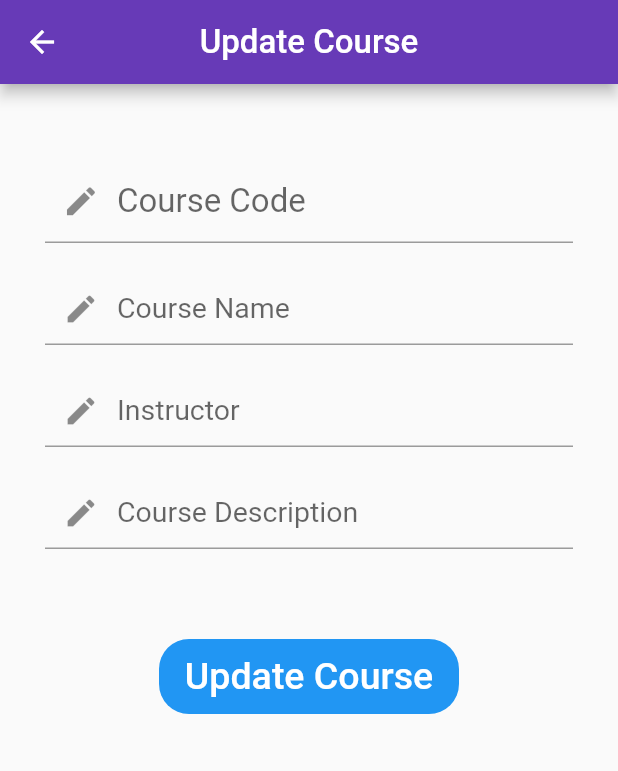
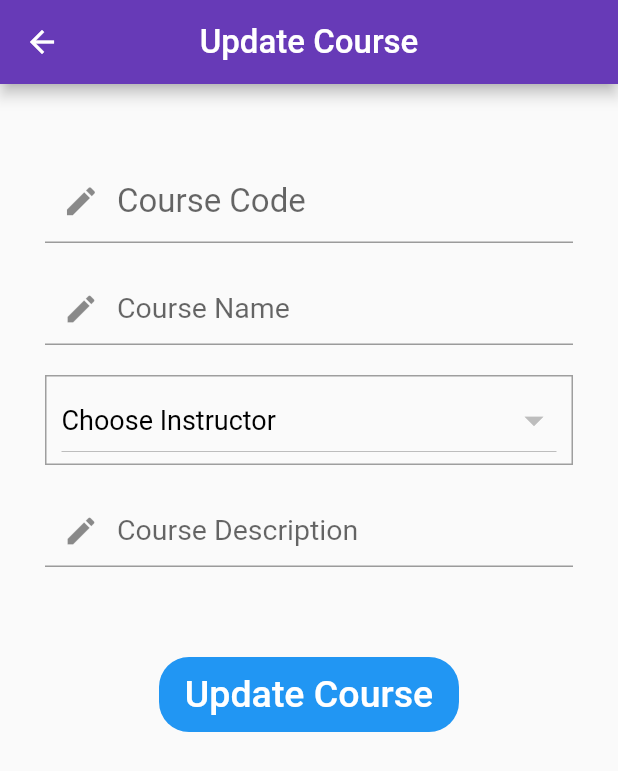
Before and after one commit to Maitha101/VirtuLab30.0, a Flutter app: the AdminEditCourse screen opened directly, after a tap on "Update Course", on a phone screen of 412 x 824 dp. Shown: the top 771 px of the screen. Run offline on Flutter 3.47's test engine with Material 2 defaults, Android fonts, the phone set to English and light mode, and no system bars; our stand-ins replace email_validator, firebase_auth, firebase_core, firebase_database, shared_preferences; missing offline and left inert: flappy_search_bar, flutter_password_strength, percent_indicator_nullsafe; accounts and stored records are empty.

Commit message:
admin add course, courses, edit courses, inst contact suuport, course select, settings, create cs form, edit steps, stu courses

```diff
--- a/lib/administrator/admin_edit_courses.dart
+++ b/lib/administrator/admin_edit_courses.dart
@@ -1,5 +1,6 @@
 import 'package:firebase_database/firebase_database.dart';
 import 'package:flutter/material.dart';
+import 'package:virtulab/functions/database.dart';
 import 'package:virtulab/widgets/custom_text.dart';
 
 class AdminEditCourse extends StatefulWidget {
@@ -11,7 +12,11 @@ class AdminEditCourse extends StatefulWidget {
 }
 
 class _AdminEditCourseState extends State<AdminEditCourse> {
-  TextEditingController _nameController , _instIDController , _codeController ,
+  List<String> instructorList = [];
+  String dropDownValue;
+  TextEditingController _nameController,
+      _instIDController,
+      _codeController,
       _descController;
   DatabaseReference _ref;
 
@@ -24,7 +29,23 @@ class _AdminEditCourseState extends State<AdminEditCourse> {
     _instIDController = TextEditingController();
     _ref = FirebaseDatabase.instance.reference().child('course');
     getCourseDetails();
+    getinstructor();
+  }
 
+  void getinstructor() async {
+    firebaseref
+        .child('instructor')
+        .orderByChild('fname')
+        .once()
+        .then((DataSnapshot snapshot) {
+      Map map = snapshot.value;
+      setState(() {
+        map.forEach((key, value) {
+          instructorList
+              .add(value['fname'] + " " + value['lname'] + " " + value['ID']);
+        });
+      });
+    });
   }
 
   @override
@@ -40,7 +61,7 @@ class _AdminEditCourseState extends State<AdminEditCourse> {
         centerTitle: true,
       ),
       body: Padding(
-        padding: const EdgeInsets.symmetric(vertical: 50,horizontal: 30),
+        padding: const EdgeInsets.symmetric(vertical: 50, horizontal: 30),
         child: SingleChildScrollView(
           child: Column(
             children: [
@@ -48,51 +69,87 @@ class _AdminEditCourseState extends State<AdminEditCourse> {
                 style: TextStyle(fontSize: 19),
                 controller: _codeController,
                 decoration: InputDecoration(
-                    hintText:"Course Code",
+                    hintText: "Course Code",
                     contentPadding: EdgeInsets.all(15),
                     hintStyle: TextStyle(fontSize: 22),
-                    prefixIcon: Icon(Icons.edit,size: 25,)
+                    prefixIcon: Icon(
+                      Icons.edit,
+                      size: 25,
+                    )),
               ),
+              SizedBox(
+                height: 20,
               ),
-              SizedBox(height: 20,),
               TextFormField(
                 style: TextStyle(fontSize: 19),
                 controller: _nameController,
                 decoration: InputDecoration(
-                    hintText:"Course Name",
-                    prefixIcon: Icon(Icons.edit)
+                    hintText: "Course Name", prefixIcon: Icon(Icons.edit)),
+              ),
+              SizedBox(
+                height: 20,
+              ),
+              Container(
+                width: double.infinity,
+                height: 60,
+                decoration: BoxDecoration(
+                  border: Border.all(color: Colors.grey),
+                ),
+                child: Padding(
+                  padding: const EdgeInsets.only(left: 10, right: 10, top: 5),
+                  child: DropdownButton(
+                    isExpanded: true,
+                    icon: Icon(
+                      Icons.arrow_drop_down,
+                      size: 30,
+                    ),
+                    hint: CustomText(
+                      text: "Choose Instructor",
+                    ),
+                    items: instructorList
+                        .map<DropdownMenuItem<String>>((String value) {
+                      return DropdownMenuItem<String>(
+                        value: value,
+                        child: Text(
+                          value,
+                          style: TextStyle(fontSize: 24),
+                        ),
+                      );
+                    }).toList(),
+                    value: dropDownValue,
+                    onChanged: (String newValue) {
+                      setState(() {
+                        dropDownValue = newValue;
+                        return dropDownValue;
+                      });
+                    },
                   ),
                 ),
-              SizedBox(height: 20,),
-              TextFormField(
-                style: TextStyle(fontSize: 19),
-                controller: _instIDController,
-                decoration: InputDecoration(
-                    hintText:"Instructor",
-                    prefixIcon: Icon(Icons.edit)
               ),
+              SizedBox(
+                height: 20,
               ),
-              SizedBox(height: 20,),
               TextFormField(
                 style: TextStyle(fontSize: 19),
                 controller: _descController,
                 decoration: InputDecoration(
-                    hintText:"Course Description",
-                    prefixIcon: Icon(Icons.edit)
+                    hintText: "Course Description",
+                    prefixIcon: Icon(Icons.edit)),
               ),
+              SizedBox(
+                height: 60,
               ),
-              SizedBox(height: 60,),
-
               Container(
                 decoration: BoxDecoration(
                     color: Colors.blue,
-                    borderRadius: BorderRadius.circular(20)
-                ),
+                    borderRadius: BorderRadius.circular(20)),
                 height: 50,
                 width: 200,
-                child: TextButton(onPressed: (){
-                  saveCourse();
-                }, child: CustomText(
+                child: TextButton(
+                    onPressed: () {
+                      saveCourse(dropDownValue);
+                    },
+                    child: CustomText(
                       text: "Update Course",
                       fontSize: 25,
                       color: Colors.white,
@@ -109,26 +166,31 @@ class _AdminEditCourseState extends State<AdminEditCourse> {
     DataSnapshot snapshot = await _ref.child(widget.courseKey).once();
     Map course = snapshot.value;
     _instIDController.text = course['instID'];
-    _nameController.text   = course['name'];
-    _codeController.text   =  course['code'];
-    _descController.text   =  course['description'];
+    _nameController.text = course['name'];
+    _codeController.text = course['code'];
+    _descController.text = course['description'];
   }
 
-  saveCourse(){
-    String instID = _instIDController.text;
-    String name   = _nameController.text;
-    String code   = _codeController.text;
+  saveCourse(String instructor) {
+    var inst = instructor.split(" ");
+    String instfname = inst[0];
+    String instlname = inst[1];
+    String instID = inst[2];
+    String instname = instfname + " " + instlname;
+    String name = _nameController.text;
+    String code = _codeController.text;
     String description = _descController.text;
 
-    Map<String,String> course = {
-      'instID' :instID,
-      'name'  :name,
-      'code'  :code,
-      'description' : description
+    Map<String, String> course = {
+      'instID': instID,
+      'instname': instname,
+      'name': name,
+      'code': code,
+      'description': description
     };
-    _ref.child(widget.courseKey).update(course).then((value) => {
-      Navigator.pop(context)
-    });
+    _ref
+        .child(widget.courseKey)
+        .update(course)
+        .then((value) => {Navigator.pop(context)});
   }
-
 }
--- a/lib/instructor/inst_course_select.dart
+++ b/lib/instructor/inst_course_select.dart
@@ -69,7 +69,7 @@ class _InstCourseSelectState extends State<InstCourseSelect> {
                   ),
                   SizedBox(height: 10),
                   Text(
-                    'instructor: ' + course['instID'], //'instructor name',
+                    'instructor: ' + course['instname'], //'instructor name',
                     //course['description'],
                     style: TextStyle(
                         fontSize: 16,
--- a/lib/instructor/inst_settings.dart
+++ b/lib/instructor/inst_settings.dart
@@ -4,6 +4,7 @@ import 'package:virtulab/change_password.dart';
 import 'package:virtulab/contact_support.dart';
 import 'package:virtulab/functions/database.dart';
 import '../functions/auth.dart';
+import 'inst_contact_support.dart';
 
 class InstSettings extends StatefulWidget {
   @override
@@ -30,7 +31,6 @@ class _InstSettings extends State<InstSettings> {
     setState(() {
       _fullName = inst['fname'] + ' ' + inst['lname'];
     });
-
   }
 
   bool isSwitched = false;
@@ -206,7 +206,8 @@ class _InstSettings extends State<InstSettings> {
                     Navigator.push(
                       context,
                       MaterialPageRoute(
-                          builder: (BuildContext context) => ContactSupport()),
+                          builder: (BuildContext context) =>
+                              InstContactSupport()),
                     );
                   },
                   child: Padding(
--- a/lib/main.dart
+++ b/lib/main.dart
@@ -18,7 +18,6 @@ void main() async {
   await Firebase.initializeApp();
   runApp(VirtuLab());
 }
-//push
 
 class VirtuLab extends StatefulWidget {
   @override
--- a/lib/student/stu_courses.dart
+++ b/lib/student/stu_courses.dart
@@ -105,7 +105,7 @@ class _StudentCourses extends State<StudentCourses> {
                                         color: Colors.deepPurple),
                                   ),
                                   Text(
-                                    'Instructor: ' + _instName,
+                                    'Instructor: ' + courseList['instname'],
                                   ),
                                 ],
                               ),
```
Also changed, not shown: lib/administrator/admin_add_course.dart (+67 -22 lines), lib/administrator/admin_courses.dart (+13 -13 lines), lib/instructor/Case Study/inst_create_cs_form.dart (+8 -1 lines), lib/instructor/Experiment/inst_edit_steps_list.dart (+18 -0 lines), lib/instructor/inst_contact_support.dart (added, +152 -0 lines). Lines whose indentation alone changed are shown as unchanged.
